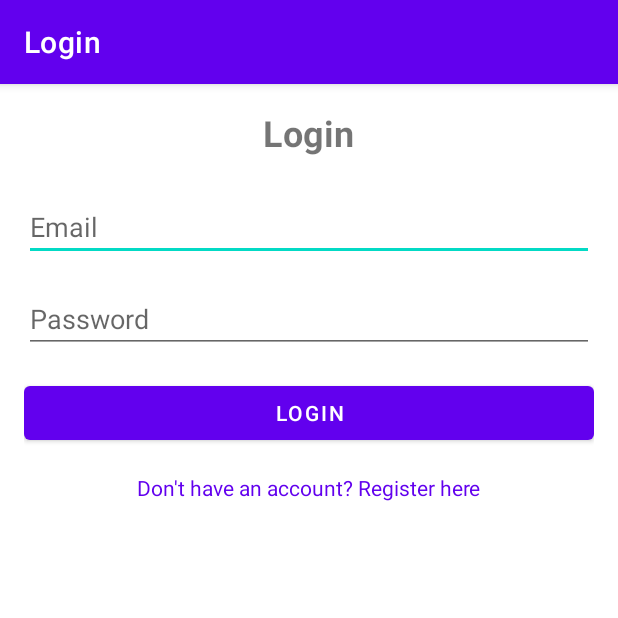
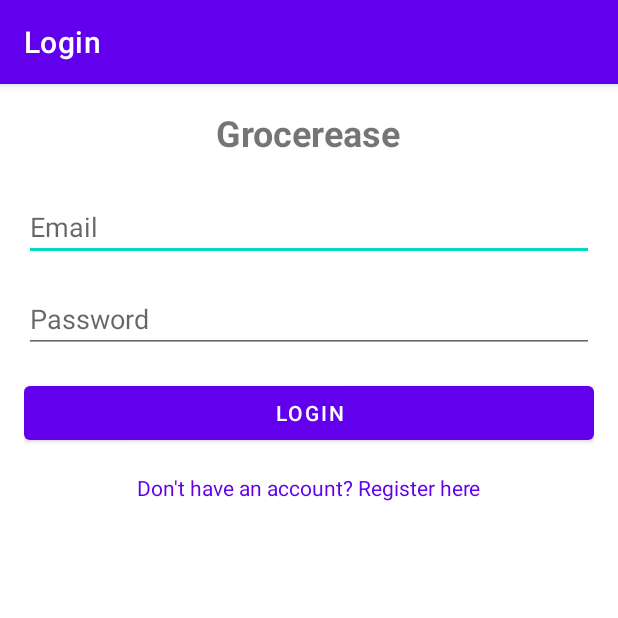
Before and after one commit to donglaiduan/GrocerEase, an Android app: the screen it shows after launch (LoginActivity), on a phone screen of 412 x 824 dp, the top half of it. Run offline under Robolectric (Android 15) with nearby library versions, the phone set to English and light mode, and no system bars.

```diff
--- a/app/src/main/res/values/strings.xml
+++ b/app/src/main/res/values/strings.xml
@@ -9,5 +9,5 @@
     <string name="register_account_text">Don\'t have an account? Register here</string>
     <string name="password_text">Password</string>
     <string name="email_text">Email</string>
-    <string name="login_title">Login</string>
+    <string name="login_title">Grocerease</string>
 </resources>
```
